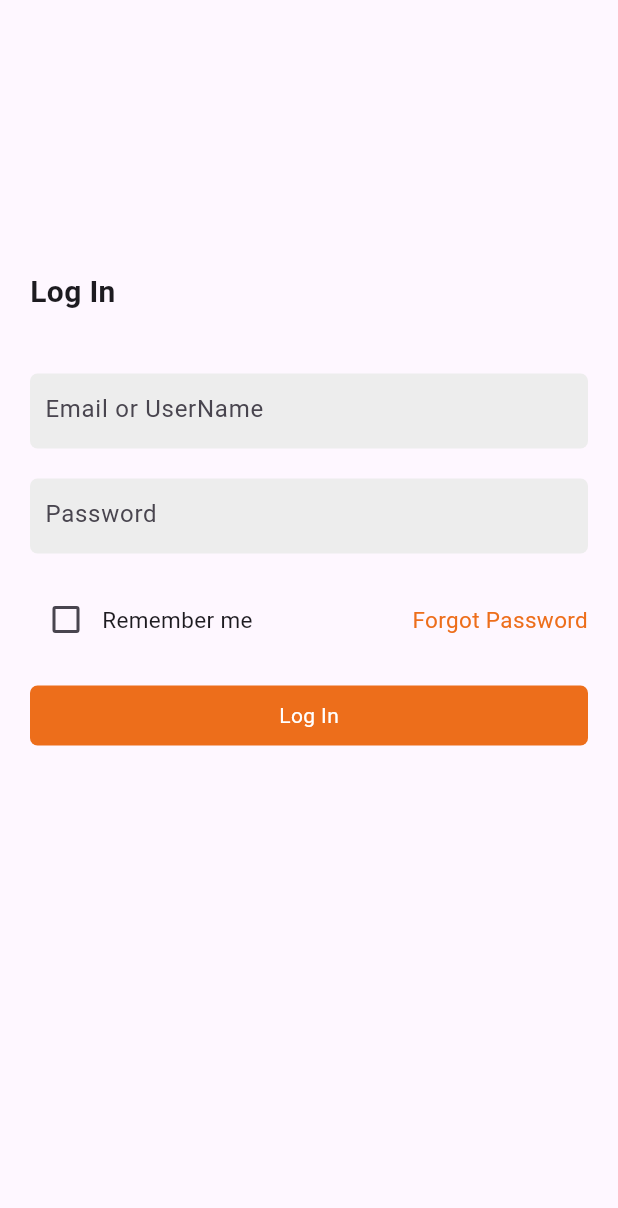
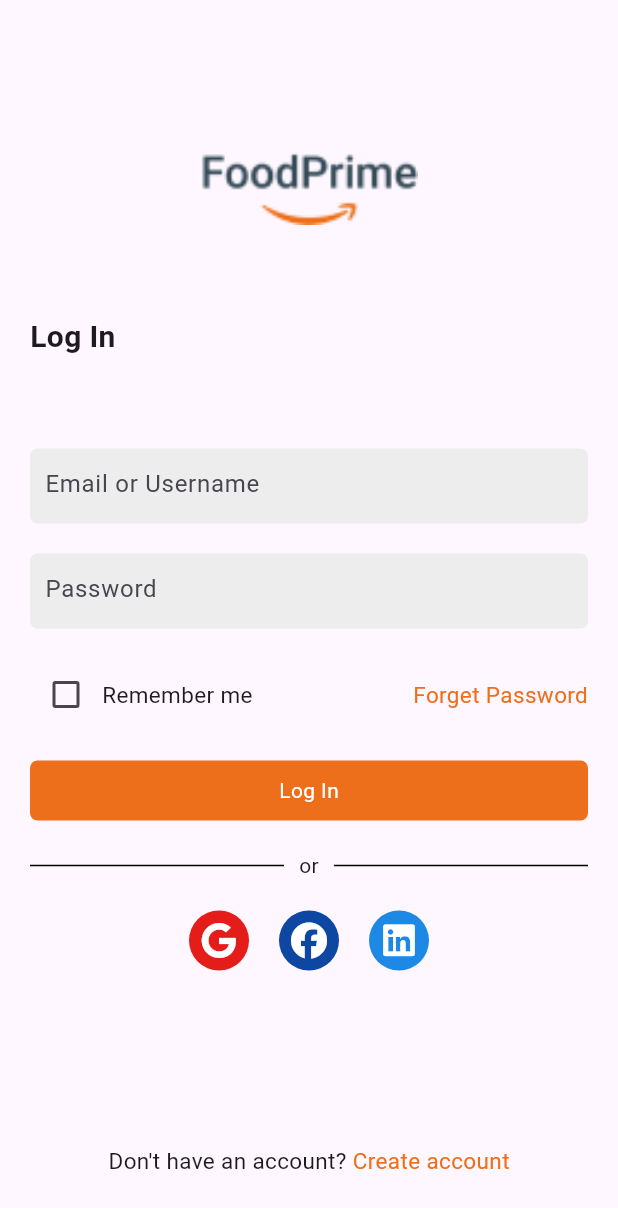
Before and after one commit to rishithamenush/foodPrime, a Flutter app: the LoginPage screen opened directly, on a phone screen of 412 x 824 dp. Shown: the top 1208 px of the screen. Run offline on Flutter 3.47's test engine with Material 3 defaults, Android fonts, the phone set to English and light mode, and no system bars; our stand-ins replace font_awesome_flutter.

Commit message:
Update the Login Screen

```diff
--- a/lib/screens/auth/login_page.dart
+++ b/lib/screens/auth/login_page.dart
@@ -1,11 +1,9 @@
 
-import 'dart:ffi';
-
-import 'package:flutter/cupertino.dart';
 import 'package:flutter/material.dart';
-import 'package:foodprime/theme/style.dart';
-import 'package:foodprime/widgets/button_container_widget.dart';
-
+import 'package:font_awesome_flutter/font_awesome_flutter.dart';
+import 'package:foodprime/screens/auth/sign_up_screen.dart';
+import '../../theme/style.dart';
+import '../../widgets/button_container_widget.dart';
 import '../../widgets/form_container_widget.dart';
 import '../premium/premium_screen.dart';
 
@@ -24,13 +22,27 @@
     return Scaffold(
         body: Container(
           margin: const EdgeInsets.symmetric(horizontal: 20, vertical: 40),
-        child:  Column(
+          child: Column(
+            children: [
+              const SizedBox(
+                height: 60,
+              ),
+              Container(
+                width: 150,
+                height: 50,
+                child: Image.asset(
+                  "assets/word_app_logo.png",
+                  fit: BoxFit.contain,
+                ),
+              ),
+              Expanded(
+                child: Column(
                   crossAxisAlignment: CrossAxisAlignment.start,
                   children: [
-            const SizedBox(height: 140,),
-            const Text("Log In", style: TextStyle(fontSize: 20,fontWeight: FontWeight.bold),),
-            const SizedBox(height: 40,),
-            const FormContainerWidget(hintText:"Email or UserName"),
+                    const SizedBox(height: 60,),
+                    const Text("Log In", style: TextStyle(fontSize: 20, fontWeight: FontWeight.bold),),
+                    const SizedBox(height: 60,),
+                    const FormContainerWidget(hintText: "Email or Username"),
                     const SizedBox(height: 20,),
                     const FormContainerWidget(hintText: "Password"),
                     const SizedBox(height: 20,),
@@ -40,25 +52,95 @@
                         Row(
                           children: [
                             Checkbox(
-                      onChanged: (value){
+                              onChanged: (value) {
                                 setState(() {
                                   _rememberMeCheckValue = value!;
                                 });
                               },
                               value: _rememberMeCheckValue,
                             ),
-                    const Text("Remember me",style: TextStyle(fontSize: 15),),
+                            const Text("Remember me", style: TextStyle(fontSize: 15),)
                           ],
                         ),
-                const Text("Forgot Password", style: TextStyle(color: primaryColorED6E1B, fontSize: 15),)
+                        const Text("Forget Password", style: TextStyle(color: primaryColorED6E1B, fontSize: 15),)
                       ],
                     ),
                     const SizedBox(height: 20,),
-            ButtonContainerWidget(title: "Log In", onTap: (){
-              Navigator.pushAndRemoveUntil(context, MaterialPageRoute(builder: (_) => PremiumScreen()), (route) => false);
-            },)
+                    ButtonContainerWidget(title: "Log In", onTap: () {
+                      Navigator.pushAndRemoveUntil(context, MaterialPageRoute(builder: (_) => const PremiumScreen()), (route) => false);
+
+                    },),
+                    const SizedBox(height: 20,),
+                    Row(
+                      children: [
+                        Expanded(
+                          child: Container(
+                            width: double.infinity,
+                            height: 1,
+                            color: Colors.black,
+                          ),
+                        ),
+                        const Padding(
+                          padding: EdgeInsets.symmetric(horizontal: 10.0),
+                          child: Text("or"),
+                        ),
+                        Expanded(
+                          child: Container(
+                            width: double.infinity,
+                            height: 1,
+                            color: Colors.black,
+                          ),
+                        ),
                       ],
                     ),
+                    const SizedBox(height: 20,),
+                    Row(
+                      mainAxisAlignment: MainAxisAlignment.center,
+                      children: [
+                        _optionSignIn(
+                          color: redColor,
+                          iconData: FontAwesomeIcons.google,
+                        ),
+                        _optionSignIn(
+                          color: Colors.blue[900]!,
+                          iconData: FontAwesomeIcons.facebook,
+                        ),
+                        _optionSignIn(
+                          color: Colors.blue[600]!,
+                          iconData: FontAwesomeIcons.linkedin,
+                        ),
+                      ],
+                    ),
+
+                  ],
+                ),
+              ),
+              Row(
+                mainAxisAlignment: MainAxisAlignment.center,
+                children: [
+                  const Text("Don't have an account? ", style: TextStyle(fontSize: 15),),
+                  GestureDetector(onTap: () {
+                    Navigator.pushAndRemoveUntil(context, MaterialPageRoute(builder: (_) => SignUpScreen()), (route) => false);
+                  },child: const Text("Create account", style: TextStyle(fontSize: 15, color: primaryColorED6E1B),))
+                ],
+              ),
+            ],
+          ),
+        )
+    );
+  }
+
+  Widget _optionSignIn({required IconData iconData, required Color color}) {
+    return Container(
+      margin: const EdgeInsets.symmetric(horizontal: 10),
+      width: 40,
+      height: 40,
+      decoration: BoxDecoration(
+          borderRadius: BorderRadius.circular(20),
+          color: color
+      ),
+      child: Center(
+        child: Icon(iconData, color: whiteColor,),
       ),
     );
   }
--- a/lib/screens/auth/sign_up_screen.dart
+++ b/lib/screens/auth/sign_up_screen.dart
@@ -0,0 +1,10 @@
+import 'package:flutter/cupertino.dart';
+
+class SignUpScreen extends StatelessWidget {
+  const SignUpScreen({super.key});
+
+  @override
+  Widget build(BuildContext context) {
+    return const Placeholder();
+  }
+}
--- a/lib/screens/premium/premium_screen.dart
+++ b/lib/screens/premium/premium_screen.dart
@@ -1,4 +1,5 @@
 import 'package:flutter/cupertino.dart';
+import 'package:flutter/material.dart';
 
 class PremiumScreen extends StatefulWidget {
   const PremiumScreen({super.key});
@@ -10,6 +11,11 @@
 class _PremiumScreenState extends State<PremiumScreen> {
   @override
   Widget build(BuildContext context) {
-    return const Placeholder();
+    return const Scaffold(
+      body: Center(
+        child: Text("Premium Screen"),
+
+      ),
+    );
   }
 }
```
Lines whose indentation alone changed are shown as unchanged.
